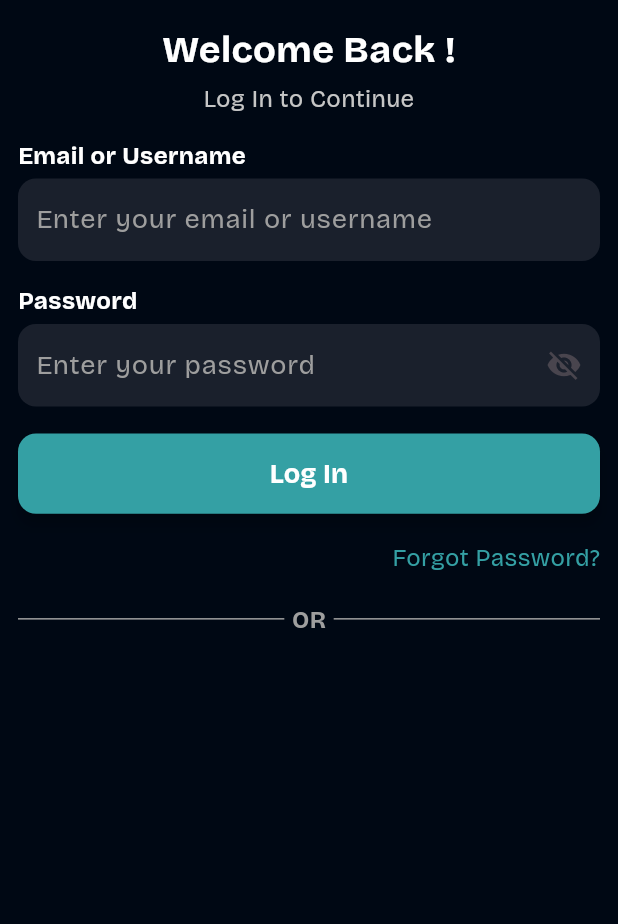
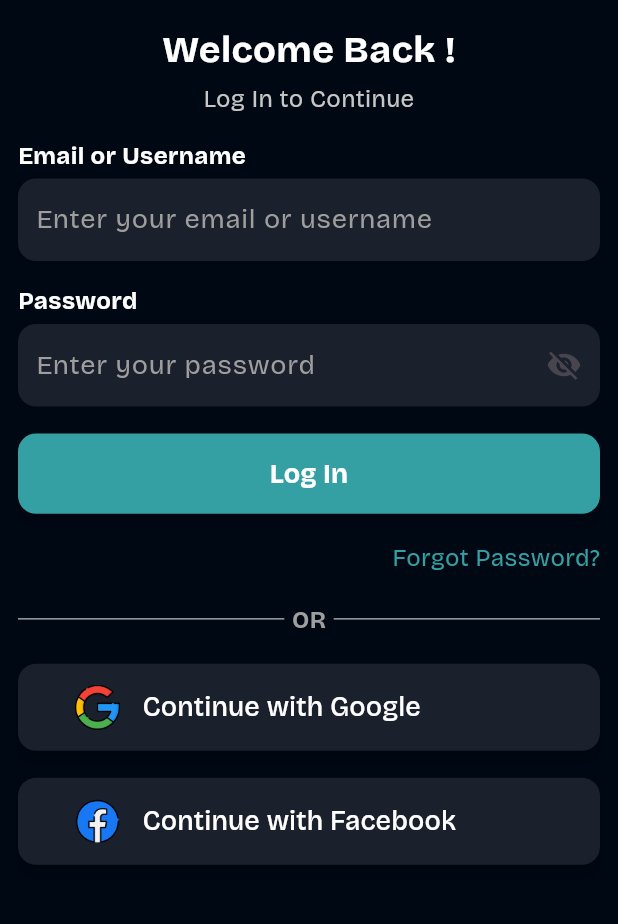
Before and after one commit to karkiayush/Blogify, a Flutter app: the screen it shows after launch, on a phone screen of 412 x 824 dp, the part 135-1059 px from its top. Run offline on Flutter 3.47's test engine with Material 3 defaults, Android fonts, the phone set to English and light mode, and no system bars; our stand-ins replace google_fonts.

Commit message:
feat(login screen): work on social login button and add social icons

```diff
--- a/lib/screens/login_screen.dart
+++ b/lib/screens/login_screen.dart
@@ -1,8 +1,8 @@
-import 'package:blogify/screens/forget_password_screen.dart';
 import 'package:blogify/widgets/button_widget.dart';
 import 'package:blogify/widgets/custom_divider_widget.dart';
 import 'package:blogify/widgets/forgot_password_widget.dart';
 import 'package:blogify/widgets/onboarding_text_widget.dart';
+import 'package:blogify/widgets/social_login_button_widget.dart';
 import 'package:flutter/material.dart';
 
 import '../shared/custom_color.dart';
@@ -87,7 +87,23 @@ class LoginScreen extends StatelessWidget {
                     ),
                     CustomDividerWidget(),
                   ],
-                )
+                ),
+                SizedBox(height: 18),
+                SocialLoginButtonWidget(
+                  minWidth: width,
+                  minHeight: height * 0.065,
+                  icon: Icons.face,
+                  buttonText: "Continue with Google",
+                  iconImagePath: 'assets/images/google_icon.png',
+                ),
+                SizedBox(height: 18),
+                SocialLoginButtonWidget(
+                  minWidth: width,
+                  minHeight: height * 0.065,
+                  icon: Icons.face,
+                  buttonText: "Continue with Facebook",
+                  iconImagePath: 'assets/images/fb_icon.png',
+                ),
               ],
             ),
           ),
--- /dev/null
+++ b/lib/screens/social_login_screen.dart
@@ -0,0 +1,10 @@
+import 'package:flutter/material.dart';
+
+class SocialLoginScreen extends StatelessWidget {
+  const SocialLoginScreen({super.key});
+
+  @override
+  Widget build(BuildContext context) {
+    return const Placeholder();
+  }
+}
--- /dev/null
+++ b/lib/widgets/social_login_button_widget.dart
@@ -0,0 +1,62 @@
+import 'package:flutter/material.dart';
+
+import '../screens/social_login_screen.dart';
+import '../shared/custom_color.dart';
+
+class SocialLoginButtonWidget extends StatelessWidget {
+  final double minWidth;
+  final double minHeight;
+  final String buttonText;
+  final IconData icon;
+  final String iconImagePath;
+
+  const SocialLoginButtonWidget({
+    super.key,
+    required this.minWidth,
+    required this.minHeight,
+    required this.icon,
+    required this.buttonText,
+    required this.iconImagePath,
+  });
+
+  @override
+  Widget build(BuildContext context) {
+    return ElevatedButton(
+      style: ElevatedButton.styleFrom(
+        elevation: 4.0,
+        minimumSize: Size(minWidth, minHeight),
+        backgroundColor: CustomColor.formFieldBackgroundColor,
+        shape: RoundedRectangleBorder(
+          borderRadius: BorderRadius.circular(12),
+        ),
+      ),
+      onPressed: () {
+        Navigator.push(
+          context,
+          MaterialPageRoute(builder: (context) => SocialLoginScreen()),
+        );
+      },
+      child: Padding(
+        padding: const EdgeInsets.all(14),
+        child: Row(
+          mainAxisAlignment: MainAxisAlignment.start,
+          children: [
+            Image(
+              image: AssetImage(iconImagePath),
+              height: 30,
+              width: 30,
+            ),
+            SizedBox(width: 15),
+            Text(
+              buttonText,
+              style: TextStyle(
+                fontSize: 18,
+                color: Colors.white,
+              ),
+            )
+          ],
+        ),
+      ),
+    );
+  }
+}
```
Also changed, not shown: assets/images/fb_icon.png (added), assets/images/google_icon.png (added).
